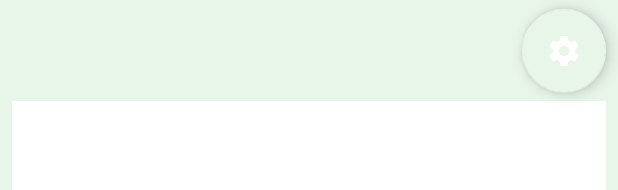
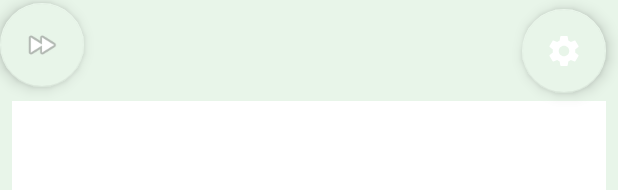
Before and after one commit to yaxlie/TP-project, an Android app: the layout activity_main.xml on its own in the app's theme, with its tools: preview values and no code run, on a phone screen of 412 x 824 dp. Shown: the top 190 px of the screen. Run offline under Robolectric (Android 15) with nearby library versions, the phone set to English and light mode, and no system bars; network calls fail.

Commit message:
Update app gui

```diff
--- a/app/app/src/main/java/com/kanjiapp/api/Check.kt
+++ b/app/app/src/main/java/com/kanjiapp/api/Check.kt
@@ -4,5 +4,5 @@ import android.app.Activity
 import com.kanjiapp.api.utils.Post
 
 abstract class Check(activity: Activity, address: String, override val content: String) : Post(activity, address) {
-    override val path = "/recognition/check"
+    override val path = "/recognition/"
 }
--- a/app/app/src/main/java/com/kanjiapp/api/GetSigns.kt
+++ b/app/app/src/main/java/com/kanjiapp/api/GetSigns.kt
@@ -4,5 +4,5 @@ import android.app.Activity
 import com.kanjiapp.api.utils.Get
 
 abstract class GetSigns(activity: Activity, address: String) : Get(activity, address) {
-    override val path = "/recognition/signs"
+    override val path = "/recognition/"
 }
--- a/app/app/src/main/java/com/kanjiapp/api/utils/Get.kt
+++ b/app/app/src/main/java/com/kanjiapp/api/utils/Get.kt
@@ -3,6 +3,7 @@ package com.kanjiapp.api.utils
 import android.app.Activity
 import android.util.Log
 import android.widget.Toast
+import com.android.volley.DefaultRetryPolicy
 import com.android.volley.Request
 import com.android.volley.Response
 import com.android.volley.toolbox.StringRequest
@@ -29,7 +30,8 @@ abstract class Get(private val activity: Activity, url: String) : ApiClient() {
                         onFailure(_error)
                     }) {
                 }
-
+                request.retryPolicy = DefaultRetryPolicy(10000, DefaultRetryPolicy.DEFAULT_MAX_RETRIES,
+                    DefaultRetryPolicy.DEFAULT_BACKOFF_MULT)
                 queue.add(request)
             }
             catch (ex: Exception){
--- a/app/app/src/main/java/com/kanjiapp/api/utils/Post.kt
+++ b/app/app/src/main/java/com/kanjiapp/api/utils/Post.kt
@@ -42,7 +42,7 @@ abstract class Post(private val activity: Activity, url: String) : ApiClient() {
                     return "application/json; charset=utf-8"
                 }
             }
-            request.retryPolicy = DefaultRetryPolicy(50000, DefaultRetryPolicy.DEFAULT_MAX_RETRIES,
+            request.retryPolicy = DefaultRetryPolicy(10000, DefaultRetryPolicy.DEFAULT_MAX_RETRIES,
                 DefaultRetryPolicy.DEFAULT_BACKOFF_MULT)
             queue.add(request)
         }.start()
--- a/app/app/src/main/res/layout/activity_main.xml
+++ b/app/app/src/main/res/layout/activity_main.xml
@@ -6,7 +6,7 @@
         android:layout_width="match_parent"
         android:layout_height="match_parent"
         android:background="@color/colorBackground"
-        tools:context=".MainActivity">
+        tools:context=".MainActivity" android:id="@+id/mainLayout">
     <androidx.constraintlayout.widget.Guideline
             android:orientation="horizontal"
             app:layout_constraintGuide_percent="0.9"
@@ -62,6 +62,16 @@
                 app:layout_constraintTop_toTopOf="parent" android:layout_marginStart="8dp"
                 app:layout_constraintStart_toStartOf="parent" android:layout_marginLeft="8dp"
                 tools:ignore="VectorDrawableCompat"/>
+        <TextView
+                android:text="TextView"
+                android:layout_width="wrap_content"
+                android:layout_height="wrap_content"
+                android:textColor="@android:color/white"
+                android:textSize="20sp"
+                app:layout_constraintStart_toEndOf="@+id/checkButton"
+                app:layout_constraintEnd_toEndOf="parent" android:layout_marginEnd="8dp"
+                app:layout_constraintBottom_toBottomOf="parent" android:layout_marginTop="8dp"
+                app:layout_constraintTop_toTopOf="parent" android:visibility="invisible" android:id="@+id/kanjiText"/>
     </androidx.constraintlayout.widget.ConstraintLayout>
     <com.google.android.material.floatingactionbutton.FloatingActionButton
             android:layout_width="wrap_content"
@@ -72,4 +82,12 @@
             app:layout_constraintTop_toTopOf="parent" android:layout_marginBottom="8dp"
             app:layout_constraintBottom_toTopOf="@+id/draw_view" tools:ignore="VectorDrawableCompat"
             app:backgroundTint="@color/colorBackground"/>
+    <com.google.android.material.floatingactionbutton.FloatingActionButton
+            android:layout_width="wrap_content"
+            android:layout_height="wrap_content"
+            app:backgroundTint="@color/colorBackground"
+            android:clickable="true" app:srcCompat="@android:drawable/ic_media_ff"
+            android:id="@+id/nextButton" app:layout_constraintStart_toStartOf="parent"
+            app:layout_constraintTop_toTopOf="parent" android:layout_marginBottom="8dp"
+            app:layout_constraintBottom_toTopOf="@+id/draw_view"/>
 </androidx.constraintlayout.widget.ConstraintLayout>
--- a/app/app/src/main/res/values/colors.xml
+++ b/app/app/src/main/res/values/colors.xml
@@ -4,4 +4,6 @@
     <color name="colorPrimaryDark">#00574B</color>
     <color name="colorAccent">#F57F17</color>
     <color name="colorBackground">#E8F5E9</color>
+    <color name="colorCorrect">#4CAF50</color>
+    <color name="colorWrong">#F44336</color>
 </resources>
```
Also changed, not shown: app/app/src/main/java/com/kanjiapp/MainActivity.kt (+25 -7 lines), 1 other file.
